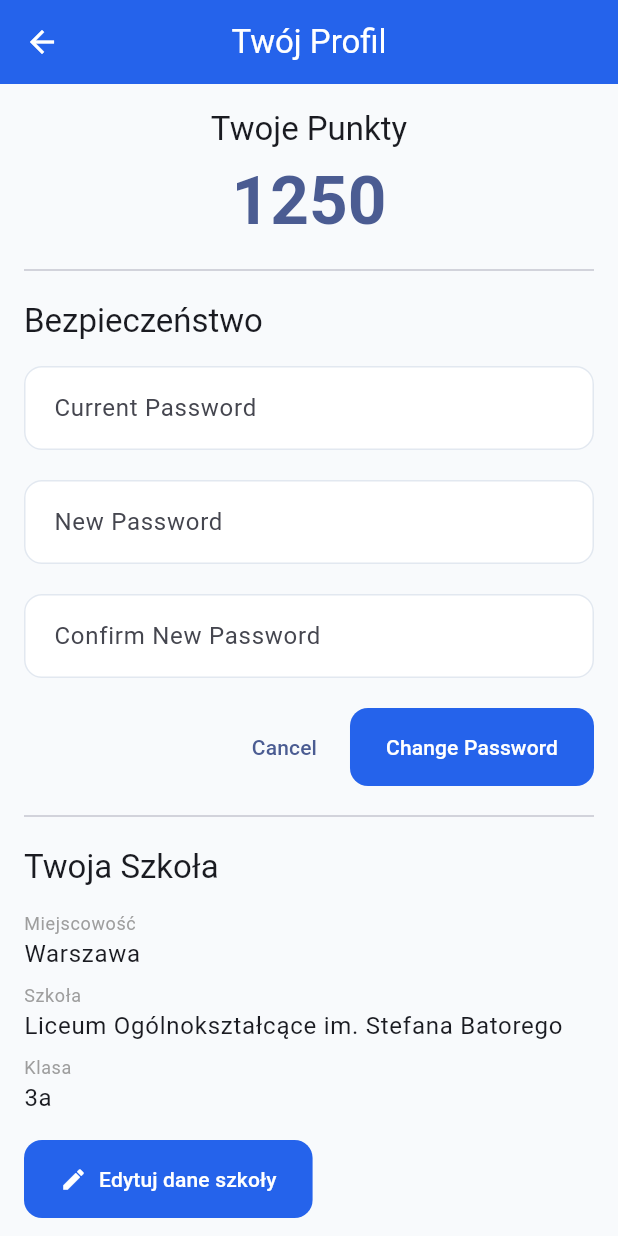
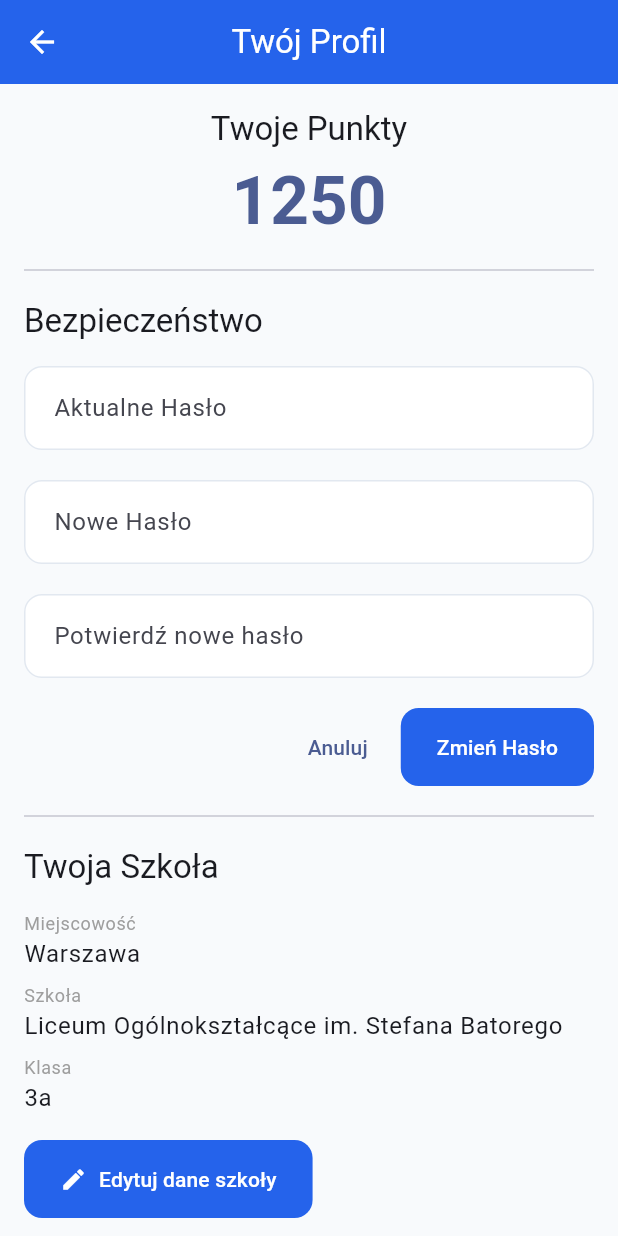
Before and after one commit to Batory12/lektur-ai, a Flutter app: the ProfileScreen screen opened by its route, after a tap on "Zmień hasło", on a phone screen of 412 x 824 dp. Run offline on Flutter 3.47's test engine with Material 3 defaults, Android fonts, the phone set to English and light mode, and no system bars; our stand-ins replace flutter_typeahead.

Commit message:
PZ-31 ekran profilu gotowy

```diff
--- a/lekturai_front/lib/widgets/change_password.dart
+++ b/lekturai_front/lib/widgets/change_password.dart
@@ -25,27 +25,27 @@ class _ChangePasswordWidgetState extends State<ChangePasswordWidget> {
 
   String? _validateConfirmPassword(String? value) {
     if (value == null || value.isEmpty) {
-      return 'Please confirm your password';
+      return 'Potwierdź swoje hasło';
     }
     if (value != _newPasswordController.text) {
-      return 'Passwords do not match';
+      return 'Hasła nie są zgodne';
     }
     return null;
   }
 
   String? _validateNewPassword(String? value) {
     if (value == null || value.isEmpty) {
-      return 'Please enter a new password';
+      return 'Wprowadź nowe hasło';
     }
     if (value.length < 6) {
-      return 'Password must be at least 6 characters long';
+      return 'Hasło musi mieć co najmniej 6 znaków';
     }
     return null;
   }
 
   String? _validateCurrentPassword(String? value) {
     if (value == null || value.isEmpty) {
-      return 'Please enter your current password';
+      return 'Wprowadź obecne hasło';
     }
     return null;
   }
@@ -58,14 +58,14 @@ class _ChangePasswordWidgetState extends State<ChangePasswordWidget> {
         children: [
           TextFormField(
             controller: _currentPasswordController,
-            decoration: const InputDecoration(labelText: 'Current Password', border: OutlineInputBorder()),
+            decoration: const InputDecoration(labelText: 'Aktualne Hasło', border: OutlineInputBorder()),
             obscureText: true,
             validator: _validateCurrentPassword,
           ),
           SizedBox(height: 20),
           TextFormField(
             controller: _newPasswordController,
-            decoration: const InputDecoration(labelText: 'New Password', border: OutlineInputBorder()),
+            decoration: const InputDecoration(labelText: 'Nowe Hasło', border: OutlineInputBorder()),
             obscureText: true,
             validator: _validateNewPassword,
             onChanged: (value) {
@@ -78,7 +78,7 @@ class _ChangePasswordWidgetState extends State<ChangePasswordWidget> {
           SizedBox(height: 20),
           TextFormField(
             controller: _confirmPasswordController,
-            decoration: const InputDecoration(labelText: 'Confirm New Password', border: OutlineInputBorder()),
+            decoration: const InputDecoration(labelText: 'Potwierdź nowe hasło', border: OutlineInputBorder()),
             obscureText: true,
             validator: _validateConfirmPassword,
           ),
@@ -89,7 +89,7 @@ class _ChangePasswordWidgetState extends State<ChangePasswordWidget> {
               if (widget.onCancel != null)
                 TextButton(
                   onPressed: widget.onCancel,
-                  child: const Text('Cancel'),
+                  child: const Text('Anuluj'),
                 ),
               SizedBox(width: 10),
               ElevatedButton(
@@ -97,12 +97,12 @@ class _ChangePasswordWidgetState extends State<ChangePasswordWidget> {
                   if (_formKey.currentState?.validate() ?? false) {
                     // TODO: Send password change request to the server
                     ScaffoldMessenger.of(context).showSnackBar(
-                      const SnackBar(content: Text('Password changed successfully!')),
+                      const SnackBar(content: Text('Hasło zostało zmienione pomyślnie!')),
                     );
                     widget.onSuccess?.call();
                   }
                 },
-                child: const Text('Change Password'),
+                child: const Text('Zmień Hasło'),
               ),
             ],
           ),
```
Also changed, not shown: lekturai_front/lib/widgets/school_picker.dart (+1 -8 lines).
